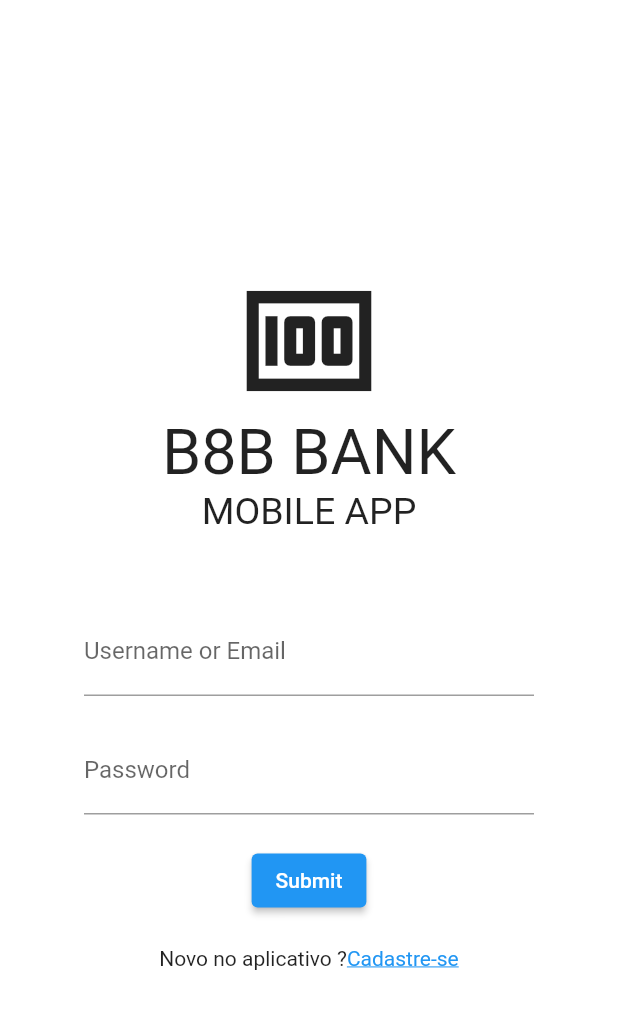
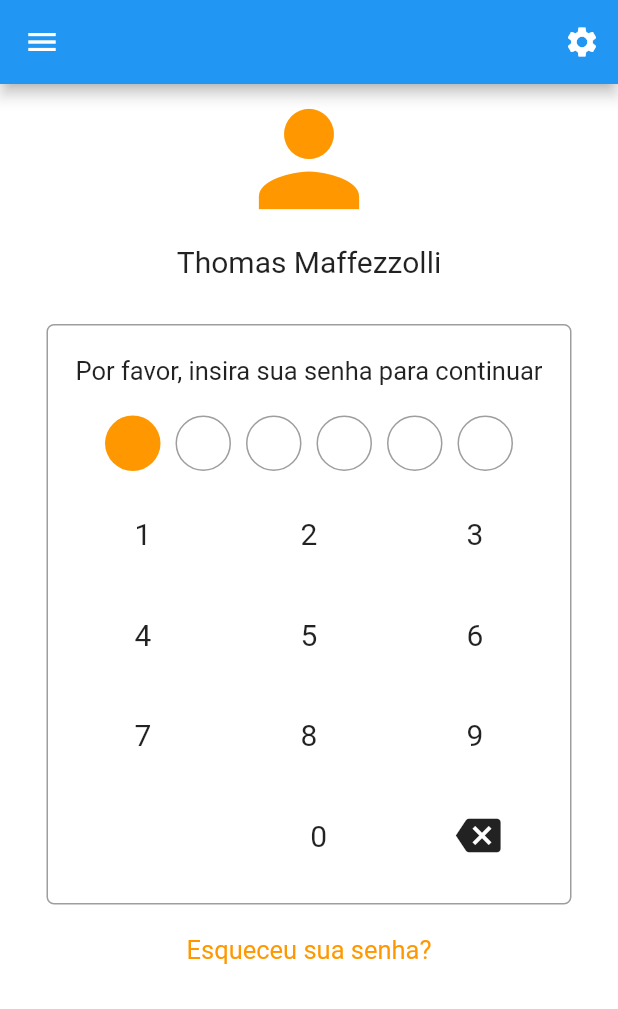
Before and after one commit to MaffezzoIIi/n1-mobile, a Flutter app: the screen it shows after launch, after a tap on "Submit", on a phone screen of 412 x 824 dp. Shown: the top 1009 px of the screen. Run offline on Flutter 3.47's test engine with Material 2 defaults, Android fonts, the light colour scheme and no system bars.

Commit message:
adicao da tela de password

```diff
--- a/lib/pages/login.dart
+++ b/lib/pages/login.dart
@@ -1,5 +1,6 @@
 import 'package:flutter/material.dart';
 import 'package:n1mobile/pages/sign_up.dart';
+import 'package:n1mobile/pages/user_password.dart';
 
 class Login extends StatelessWidget {
   const Login({super.key});
@@ -47,7 +48,12 @@ class Login extends StatelessWidget {
             // Submit button
             ElevatedButton(
               onPressed: () {
-                // Handle login logic here
+                Navigator.of(context).push(
+                  MaterialPageRoute(
+                    builder: (context) =>
+                        const UserPassword(), // Replace SignUpScreen with your sign-up screen
+                  ),
+                );
               },
               child: const Text('Submit'),
             ),
--- /dev/null
+++ b/lib/pages/user_password.dart
@@ -0,0 +1,369 @@
+import 'package:flutter/material.dart';
+import 'package:n1mobile/pages/sign_up.dart';
+
+class UserPassword extends StatefulWidget {
+  const UserPassword({super.key});
+
+  @override
+  UserPasswordState createState() => UserPasswordState();
+}
+
+class UserPasswordState extends State<UserPassword> {
+  final TextEditingController _passwordController = TextEditingController();
+
+  @override
+  void dispose() {
+    _passwordController.dispose();
+    super.dispose();
+  }
+
+  @override
+  Widget build(BuildContext context) {
+    return Scaffold(
+      appBar: AppBar(
+        leading: IconButton(
+          onPressed: () {},
+          icon: const Icon(Icons.menu),
+        ),
+        actions: [
+          IconButton(
+            onPressed: () {},
+            icon: const Icon(Icons.settings),
+          ),
+        ],
+      ),
+      body: Container(
+        decoration:
+            const BoxDecoration(color: Color.fromRGBO(255, 255, 255, 1)),
+        child: Center(
+          child: Column(
+            children: [
+              const Icon(
+                Icons.person,
+                size: 100,
+                color: Colors.orange,
+              ),
+              const SizedBox(
+                height: 7,
+              ),
+              const Text(
+                'Thomas Maffezzolli',
+                style: TextStyle(fontSize: 20),
+              ),
+              const SizedBox(
+                height: 30,
+              ),
+              Container(
+                width: 350,
+                decoration: BoxDecoration(
+                  border: Border.all(
+                    color: Colors.grey,
+                  ),
+                  borderRadius: BorderRadius.circular(5),
+                ),
+                child: Column(
+                  children: [
+                    const SizedBox(
+                      height: 20,
+                    ),
+                    const Text(
+                      'Por favor, insira sua senha para continuar',
+                      style: TextStyle(fontSize: 17),
+                    ),
+                    const SizedBox(
+                      height: 20,
+                    ),
+                    // add six circles to represent the password
+                    Row(
+                      mainAxisAlignment: MainAxisAlignment.center,
+                      children: [
+                        Container(
+                          width: 37,
+                          height: 37,
+                          decoration: BoxDecoration(
+                              borderRadius: BorderRadius.circular(50),
+                              color: Colors.orange),
+                        ),
+                        const SizedBox(
+                          width: 10,
+                        ),
+                        Container(
+                          width: 37,
+                          height: 37,
+                          decoration: BoxDecoration(
+                            border: Border.all(
+                              color: Colors.grey,
+                            ),
+                            borderRadius: BorderRadius.circular(50),
+                          ),
+                        ),
+                        const SizedBox(
+                          width: 10,
+                        ),
+                        Container(
+                          width: 37,
+                          height: 37,
+                          decoration: BoxDecoration(
+                            border: Border.all(
+                              color: Colors.grey,
+                            ),
+                            borderRadius: BorderRadius.circular(50),
+                          ),
+                        ),
+                        const SizedBox(
+                          width: 10,
+                        ),
+                        Container(
+                          width: 37,
+                          height: 37,
+                          decoration: BoxDecoration(
+                            border: Border.all(
+                              color: Colors.grey,
+                            ),
+                            borderRadius: BorderRadius.circular(50),
+                          ),
+                        ),
+                        const SizedBox(
+                          width: 10,
+                        ),
+                        Container(
+                          width: 37,
+                          height: 37,
+                          decoration: BoxDecoration(
+                            border: Border.all(
+                              color: Colors.grey,
+                            ),
+                            borderRadius: BorderRadius.circular(50),
+                          ),
+                        ),
+                        const SizedBox(
+                          width: 10,
+                        ),
+                        Container(
+                          width: 37,
+                          height: 37,
+                          decoration: BoxDecoration(
+                            border: Border.all(
+                              color: Colors.grey,
+                            ),
+                            borderRadius: BorderRadius.circular(50),
+                          ),
+                        ),
+                      ],
+                    ),
+                    const SizedBox(
+                      height: 17,
+                    ),
+                    Row(
+                      mainAxisAlignment: MainAxisAlignment.spaceEvenly,
+                      children: [
+                        Container(
+                          width: 50,
+                          height: 50,
+                          margin: const EdgeInsets.only(left: 13),
+                          child: const Center(
+                            child: Text(
+                              '1',
+                              style: TextStyle(fontSize: 20),
+                            ),
+                          ),
+                        ),
+                        const SizedBox(
+                          width: 10,
+                        ),
+                        const SizedBox(
+                          width: 50,
+                          height: 50,
+                          child: Center(
+                            child: Text(
+                              '2',
+                              style: TextStyle(fontSize: 20),
+                            ),
+                          ),
+                        ),
+                        const SizedBox(
+                          width: 10,
+                        ),
+                        Container(
+                          width: 50,
+                          height: 50,
+                          margin: const EdgeInsets.only(right: 13),
+                          child: const Center(
+                            child: Text(
+                              '3',
+                              style: TextStyle(fontSize: 20),
+                            ),
+                          ),
+                        ),
+                      ],
+                    ),
+                    const SizedBox(
+                      height: 17,
+                    ),
+                    Row(
+                      mainAxisAlignment: MainAxisAlignment.spaceEvenly,
+                      children: [
+                        Container(
+                          width: 50,
+                          height: 50,
+                          margin: const EdgeInsets.only(left: 13),
+                          child: const Center(
+                            child: Text(
+                              '4',
+                              style: TextStyle(fontSize: 20),
+                            ),
+                          ),
+                        ),
+                        const SizedBox(
+                          width: 10,
+                        ),
+                        const SizedBox(
+                          width: 50,
+                          height: 50,
+                          child: Center(
+                            child: Text(
+                              '5',
+                              style: TextStyle(fontSize: 20),
+                            ),
+                          ),
+                        ),
+                        const SizedBox(
+                          width: 10,
+                        ),
+                        Container(
+                          width: 50,
+                          height: 50,
+                          margin: const EdgeInsets.only(right: 13),
+                          child: const Center(
+                            child: Text(
+                              '6',
+                              style: TextStyle(fontSize: 20),
+                            ),
+                          ),
+                        ),
+                      ],
+                    ),
+                    const SizedBox(
+                      height: 17,
+                    ),
+                    Row(
+                      mainAxisAlignment: MainAxisAlignment.spaceEvenly,
+                      children: [
+                        Container(
+                          width: 50,
+                          height: 50,
+                          margin: const EdgeInsets.only(left: 13),
+                          child: const Center(
+                            child: Text(
+                              '7',
+                              style: TextStyle(fontSize: 20),
+                            ),
+                          ),
+                        ),
+                        const SizedBox(
+                          width: 10,
+                        ),
+                        const SizedBox(
+                          width: 50,
+                          height: 50,
+                          child: Center(
+                            child: Text(
+                              '8',
+                              style: TextStyle(fontSize: 20),
+                            ),
+                          ),
+                        ),
+                        const SizedBox(
+                          width: 10,
+                        ),
+                        Container(
+                          width: 50,
+                          height: 50,
+                          margin: const EdgeInsets.only(right: 13),
+                          child: const Center(
+                            child: Text(
+                              '9',
+                              style: TextStyle(fontSize: 20),
+                            ),
+                          ),
+                        ),
+                      ],
+                    ),
+                    const SizedBox(
+                      height: 17,
+                    ),
+                    Row(
+                      mainAxisAlignment: MainAxisAlignment.spaceEvenly,
+                      children: [
+                        Container(
+                          width: 50,
+                          height: 50,
+                          margin: const EdgeInsets.only(left: 13),
+                        ),
+                        const SizedBox(
+                          width: 10,
+                        ),
+                        Container(
+                          width: 50,
+                          height: 50,
+                          margin: const EdgeInsets.only(left: 13),
+                          child: Center(
+                            child: GestureDetector(
+                              onTap: () {
+                                Navigator.of(context).push(
+                                  MaterialPageRoute(
+                                    builder: (context) => const SignUpScreen(),
+                                  ),
+                                );
+                              },
+                              child: const SizedBox(
+                                width: 50,
+                                height: 50,
+                                child: Center(
+                                  child: Text(
+                                    '0',
+                                    style: TextStyle(fontSize: 20),
+                                  ),
+                                ),
+                              ),
+                            ),
+                          ),
+                        ),
+                        const SizedBox(
+                          width: 10,
+                        ),
+                        Container(
+                          width: 50,
+                          height: 50,
+                          margin: const EdgeInsets.only(right: 13),
+                          child: const Center(
+                              child: Icon(
+                            Icons.backspace,
+                            size: 30,
+                          )),
+                        ),
+                      ],
+                    ),
+                    const SizedBox(
+                      height: 20,
+                    ),
+                  ],
+                ),
+              ),
+              const SizedBox(
+                height: 20,
+              ),
+              const Text(
+                'Esqueceu sua senha?',
+                style: TextStyle(
+                  fontSize: 17,
+                  color: Colors.orange,
+                ),
+              ),
+            ],
+          ),
+        ),
+      ),
+    );
+  }
+}
```
